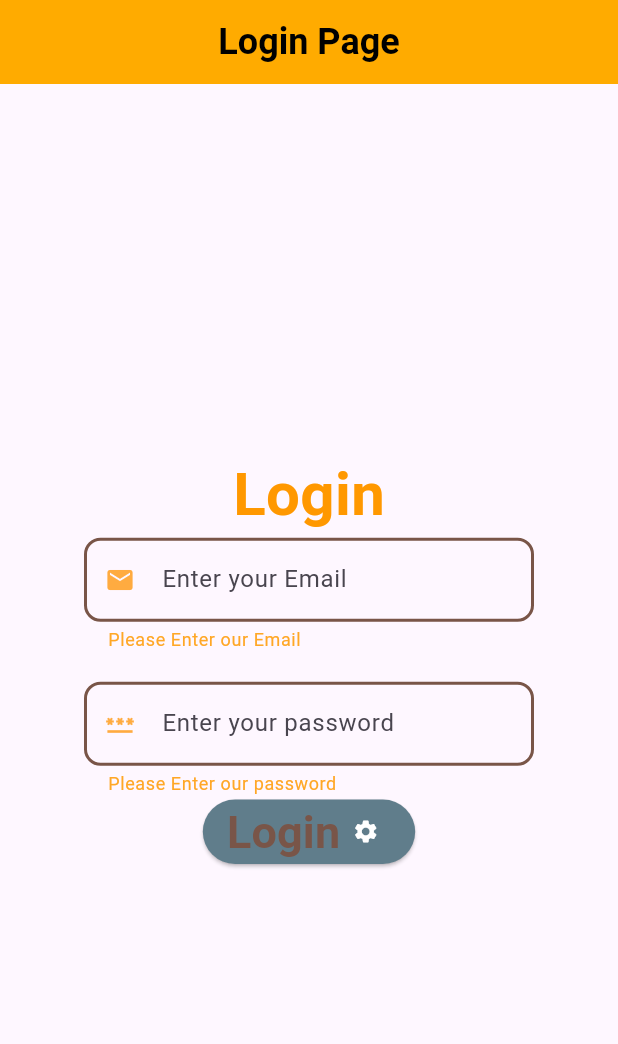
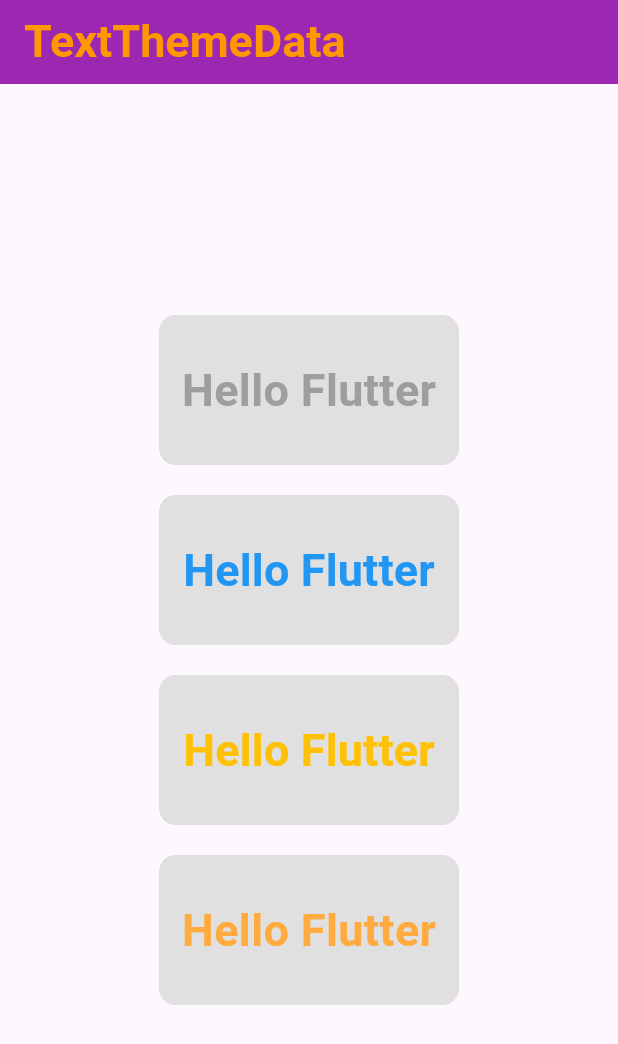
Before and after one commit to sayeemjakhrof/newapps, a Flutter app: the screen it shows after launch, on a phone screen of 412 x 824 dp. Shown: the top 1044 px of the screen. Run offline on Flutter 3.47's test engine with Material 3 defaults, Android fonts, the phone set to English and light mode, and no system bars.

Commit message:
external Function & theme colors
Signed-off-by: sayeemjakhrof <47790968+sayeemjakhrof@users.noreply.github.com>

```diff
--- a/lib/main.dart
+++ b/lib/main.dart
@@ -1,117 +1,99 @@
+import 'package:flutter/cupertino.dart';
 import 'package:flutter/material.dart';
+import 'package:newapps/ui/ui.dart';
 
 void main(){
-  runApp( Myapps());
+  runApp(MyApps());
 }
-class Myapps extends StatelessWidget {
-  Myapps({super.key});
+
+class MyApps extends StatelessWidget {
+  MyApps({super.key});
+  @override
+  Widget build(BuildContext context){
+    return MaterialApp(
+      debugShowCheckedModeBanner: false,
+      title: 'class defination',
+      theme: ThemeData(
+        primarySwatch: Colors.blue,
+        textTheme: TextTheme(
+          titleLarge: TextStyle(color: Colors.orange, fontWeight: FontWeight.bold, fontSize: 30),
+          titleSmall: TextStyle(color: Colors.purple, fontWeight: FontWeight.bold, fontSize: 20),
+        ),
+      ),
+      home: TextThemeData(),
+    );
+  }
+}
+
+class TextThemeData extends StatelessWidget {
+  TextThemeData({super.key});
 
   @override
   Widget build(BuildContext context) {
-    return  MaterialApp(
-      debugShowCheckedModeBanner: false,
-      theme: ThemeData(
-        appBarTheme: AppBarTheme(
-            color: Colors.amberAccent.shade700),
-            primarySwatch: Colors.orange,
-            canvasColor: Colors.brown),
-      title: 'Login Page',
-      home: Login_page(),
-    );
-  }
-}
-class Login_page extends StatelessWidget{
-  var email = TextEditingController();
-  var pass = TextEditingController();
-    Login_page({super.key});
-    @override
-    Widget build(BuildContext context){
     return Scaffold(
       appBar: AppBar(
-          title: Center(
-              child: Text(
-                'Login Page',
-                style: TextStyle(
-                    color: Colors.black,
-                fontSize: 24,fontWeight: FontWeight.bold
-                ),),
+        backgroundColor: Colors.purple,
+        title: Text('TextThemeData', style: Theme.of(context).textTheme.titleLarge),
+      ),
+          body: Column(
+            mainAxisAlignment: MainAxisAlignment.center,
+            children: [
+              Center(
+                child: Container(
+                  decoration: BoxDecoration(
+                    color: Colors.grey.shade300,
+                    borderRadius: BorderRadius.circular(11),
+                  ),
+                  height: 100,
+                    width: 200,
+                    child: Center(
+                        child: Text('Hello Flutter', style: TxtSize11(fontWeight: FontWeight.bold, textColor: Colors.grey),),
                     ),
                 ),
-        body: Center(
-          child: Container(width: 300,
-          child: Column(
-            mainAxisAlignment: MainAxisAlignment.center,
-            children: [
-              Container(
-                //height: ,
-                child: Text('Login', style: TextStyle(color: Colors.orange, fontWeight: FontWeight.bold, fontSize: 40),),
-              ),
-              TextField(
-                controller: email,
-                decoration: InputDecoration(
-                  hintText: 'Enter your Email',
-                  prefixIcon: Icon(Icons.mail, color: Colors.orangeAccent, size: 20,),
-                  //prefixText:'Please enter our Email',
-                    helperText: 'Please Enter our Email',
-                  helperStyle: TextStyle(color: Colors.orange.shade400),
-                  focusedBorder: OutlineInputBorder(
-                    borderRadius: BorderRadius.circular(11),
-                    borderSide: BorderSide(color: Colors.orangeAccent, width: 2),
-                  ),
-                  enabledBorder: OutlineInputBorder(
-                    borderRadius: BorderRadius.circular(11),
-                    borderSide: BorderSide(color: Colors.brown, width: 2),
-                  ),
-                  disabledBorder: OutlineInputBorder(
-                    borderRadius: BorderRadius.circular(11),
-                    borderSide: BorderSide(color: Colors.amberAccent, width: 2)
-                  )
-                ),
-
               ),
               SizedBox(height: 20,),
-              TextField(
-                obscureText: true,
-                obscuringCharacter: "*",
-                controller: pass,
-                readOnly: false,
-                decoration: InputDecoration(
-                  hintText: 'Enter your password',
-                    prefixIcon: Icon(Icons.password, color: Colors.orangeAccent, size: 20,),
-                    helperText: 'Please Enter our password',
-                    helperStyle: TextStyle(color: Colors.orange.shade400),
-                    focusedBorder: OutlineInputBorder(
+              Center(
+                child: Container(
+                  decoration: BoxDecoration(
+                    color: Colors.grey.shade300,
                     borderRadius: BorderRadius.circular(11),
-                      borderSide: BorderSide(color: Colors.orangeAccent, width: 2),
                   ),
-                    enabledBorder: OutlineInputBorder(
-                      borderRadius: BorderRadius.circular(11),
-                      borderSide: BorderSide(color: Colors.brown, width: 2),
-                    ),
-                    disabledBorder: OutlineInputBorder(
-                        borderRadius: BorderRadius.circular(11),
-                        borderSide: BorderSide(color: Colors.deepPurple, width: 2)
-                    )
+                  height: 100,
+                    width: 200,
+                    child: Center(
+                        child: Text('Hello Flutter',style: Theme.of(context).textTheme.titleSmall!.copyWith(color: Colors.blue, fontSize: 30),),
                     ),
                 ),
-              ElevatedButton.icon(
-
-                icon: Text('Login', style: TextStyle(color: Colors.brown, fontSize: 30, fontWeight: FontWeight.bold),),
-                label: Icon(Icons.settings, color: Colors.white,),
-                style: OutlinedButton.styleFrom(
-                  //foregroundColor: Colors.amberAccent,
-                  backgroundColor: Colors.blueGrey,
               ),
-                onPressed: (){
-               String _Email = email.text;
-               String _pass = pass.text;
-               print('Email Address $_Email & password is $_pass');
-              },
-              // Text('login', style: TextStyle(color: Colors.orange, fontWeight: FontWeight.bold, fontSize: 24)
-              // )
-              )
+              SizedBox(height: 20,),
+              Center(
+                child: Container(
+                  decoration: BoxDecoration(
+                    color: Colors.grey.shade300,
+                    borderRadius: BorderRadius.circular(11),
+                  ),
+                  height: 100,
+                    width: 200,
+                    child: Center(
+                        child: Text('Hello Flutter', style: Theme.of(context).textTheme.titleSmall!.copyWith(color: Colors.amber, fontSize: 30),),
+                    ),
+                ),
+              ),
+              SizedBox(height: 20,),
+              Center(
+                child: Container(
+                  decoration: BoxDecoration(
+                    color: Colors.grey.shade300,
+                    borderRadius: BorderRadius.circular(11),
+                  ),
+                  height: 100,
+                    width: 200,
+                    child: Center(
+                        child: Text('Hello Flutter', style: TxtSize11(fontSize: 30, fontWeight: FontWeight.bold, textColor: Colors.orangeAccent),)
+                    ),
+                ),
+              ),
             ],
-          ),),
           ),
     );
   }
--- /dev/null
+++ b/lib/ui/ui.dart
@@ -0,0 +1,11 @@
+
+
+import 'package:flutter/material.dart';
+
+TextStyle TxtSize11({ Color textColor = Colors.orange,  FontWeight fontWeight= FontWeight.bold, double fontSize = 30}){
+    return TextStyle(
+      fontSize: fontSize,
+      color: textColor,
+      fontWeight: fontWeight,
+    );
+}
```
Lines whose indentation alone changed are shown as unchanged.
